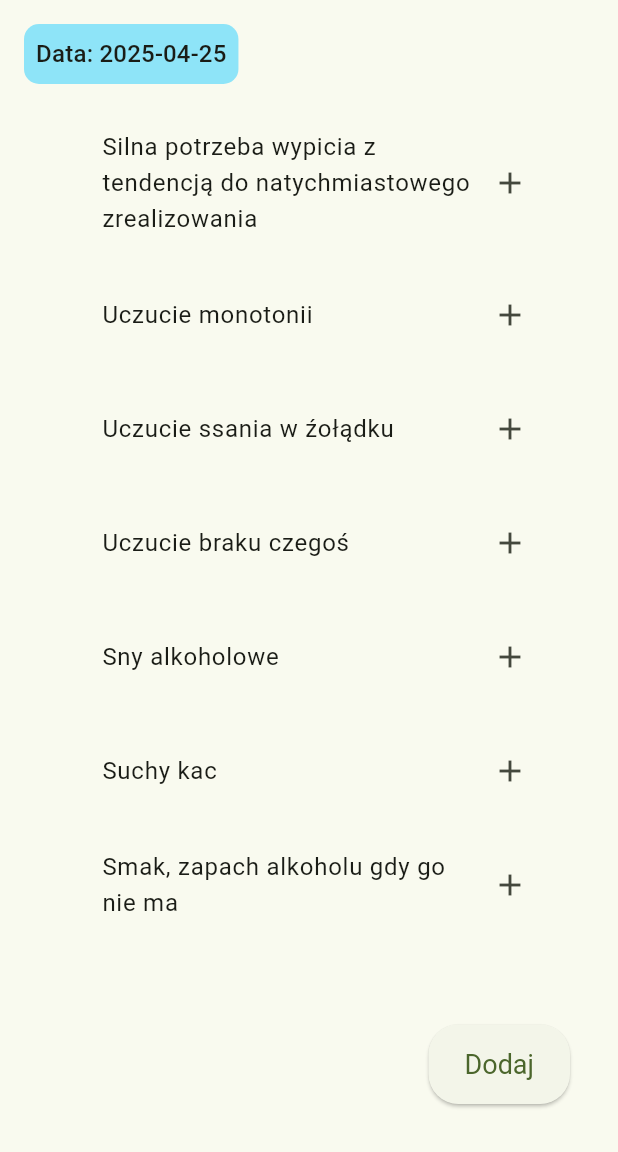
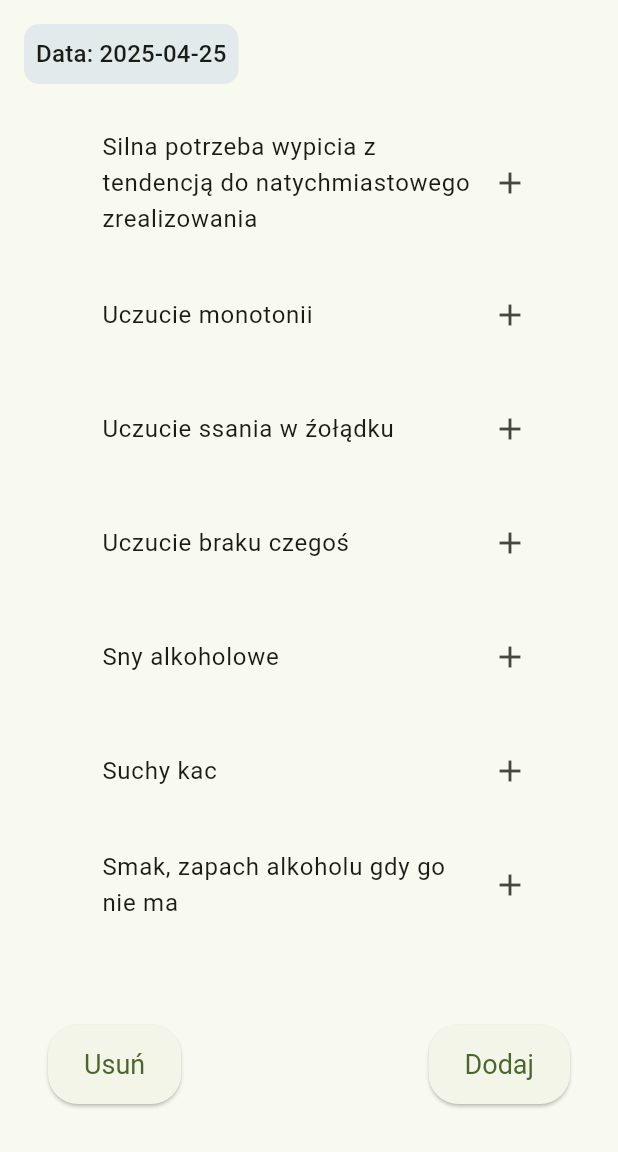
Before and after one commit to martinschwill/notoday, a Flutter app: the screen it shows after launch, on a phone screen of 412 x 824 dp, the part 84-1236 px from its top. Run offline on Flutter 3.47's test engine with Material 3 defaults, Android fonts, the phone set to English and light mode, and no system bars.

Commit message:
added a second button to clear everything out

```diff
--- a/lib/main.dart
+++ b/lib/main.dart
@@ -86,7 +86,7 @@ class _MyHomePageState extends State<MyHomePage> {
               child: Container(
                 padding: const EdgeInsets.all(8.0),
                 decoration: BoxDecoration(
-                  color: const Color.fromARGB(255, 142, 228, 248),
+                  color: const Color.fromARGB(255, 226, 234, 236),
                   borderRadius: BorderRadius.circular(10.0),
                 ),
                 child: Text(
@@ -131,12 +131,30 @@ class _MyHomePageState extends State<MyHomePage> {
       ),
       ),
       Padding(
-          padding: const EdgeInsets.all(32.0),
-          child: Align(
-            alignment: Alignment.centerRight,
-            child: ElevatedButton(
+        padding: const EdgeInsets.all(32.0),
+        child: Row(
+          mainAxisAlignment: MainAxisAlignment.spaceBetween, // Align buttons on opposite sides
+          children: [
+            // Clear Button
+            ElevatedButton(
               onPressed: () {
-                // Add your button logic here
+                setState(() {
+                  _selectedRows.clear(); // Clear all selected rows
+                });
+                print('All selected rows cleared');
+              },
+              style: ElevatedButton.styleFrom(
+                padding: const EdgeInsets.symmetric(vertical: 16.0, horizontal: 24.0), // Adjust padding for a larger button
+                textStyle: const TextStyle(fontSize: 18.0), // Bigger font size
+                shape: RoundedRectangleBorder(
+                  borderRadius: BorderRadius.circular(20.0), // Match the roundness of the date background
+                ),
+              ),
+              child: const Text('Usuń'),
+            ),
+            // Dodaj Button
+            ElevatedButton(
+              onPressed: () {
                 int rowsCount = _selectedRows.length;
                 print('$rowsCount selected rows added');
               },
@@ -149,8 +167,9 @@ class _MyHomePageState extends State<MyHomePage> {
               ),
               child: const Text('Dodaj'),
             ),
-          ),
-        ),],
+          ],
+        ),
+      ),]
 
     ));
   }
```
